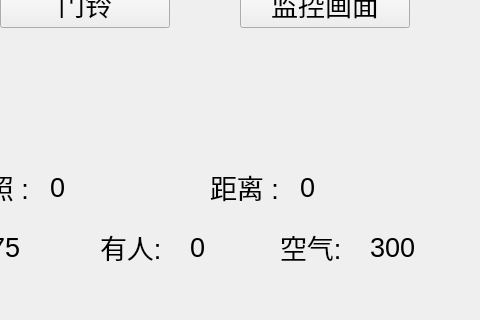
Old version of the form My_Project/mainwindow.ui in the repository GongQingD/i.MX6ULL-Linux-V4L2-; both pictures show x 320 to 800 and y 160 to 480 of the 800 by 480 pixel window.
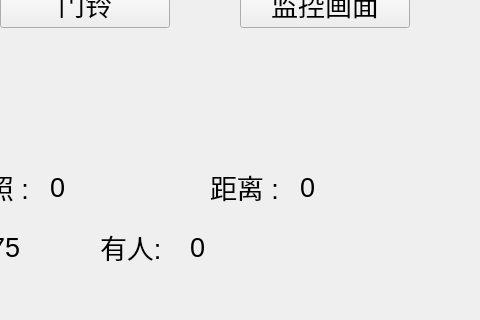
New version of the form.

```diff
--- a/My_Project/mainwindow.ui
+++ b/My_Project/mainwindow.ui
@@ -328,42 +328,6 @@
      <string>0</string>
     </property>
    </widget>
-   <widget class="QLabel" name="label_8">
-    <property name="geometry">
-     <rect>
-      <x>600</x>
-      <y>390</y>
-      <width>71</width>
-      <height>34</height>
-     </rect>
-    </property>
-    <property name="font">
-     <font>
-      <pointsize>20</pointsize>
-     </font>
-    </property>
-    <property name="text">
-     <string>空气:</string>
-    </property>
-   </widget>
-   <widget class="QLabel" name="label_air">
-    <property name="geometry">
-     <rect>
-      <x>690</x>
-      <y>390</y>
-      <width>71</width>
-      <height>34</height>
-     </rect>
-    </property>
-    <property name="font">
-     <font>
-      <pointsize>20</pointsize>
-     </font>
-    </property>
-    <property name="text">
-     <string>300</string>
-    </property>
-   </widget>
   </widget>
  </widget>
  <resources/>
```
